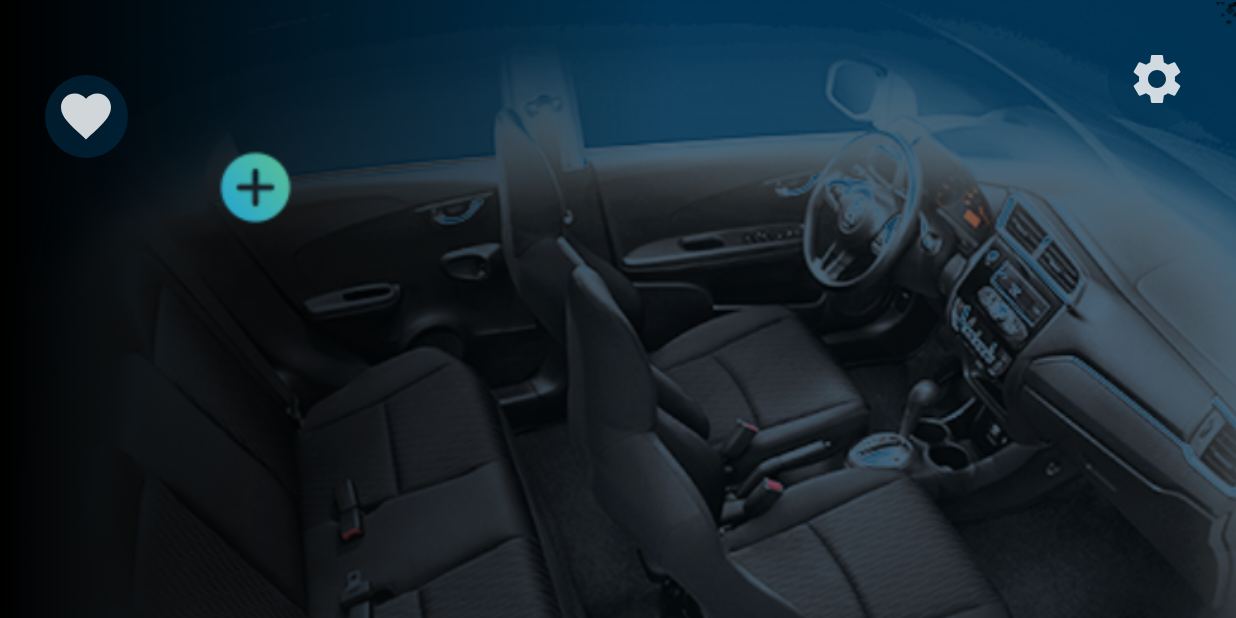
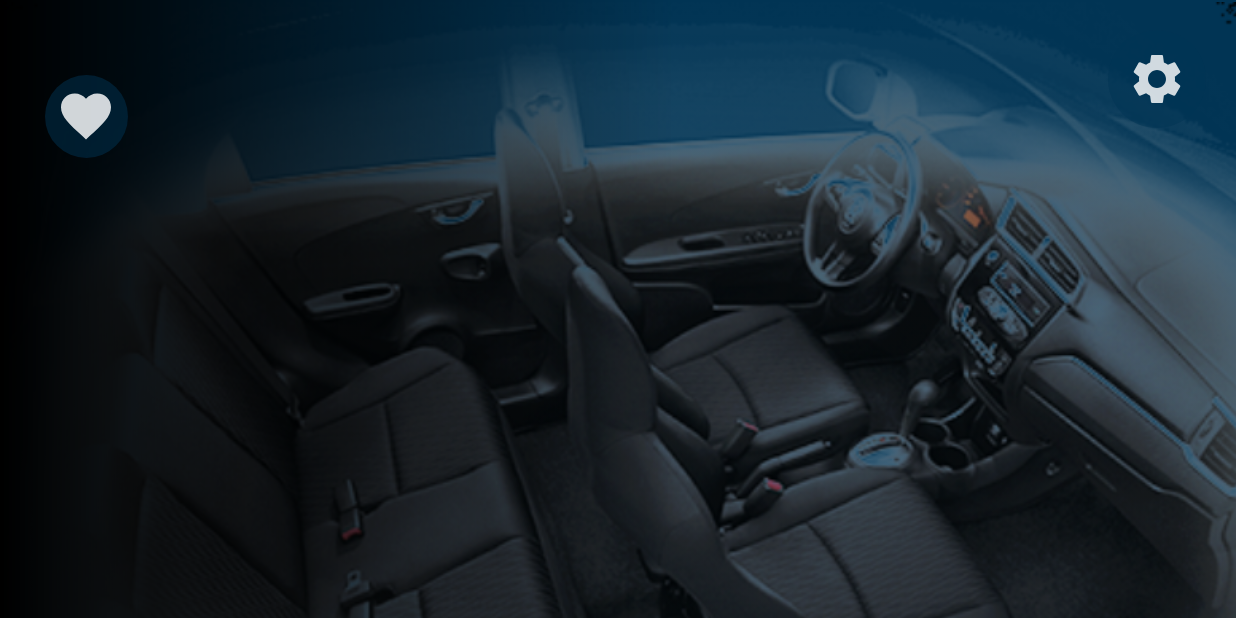
Before and after one commit to Farouk157/LED-Strip-Control, an Android app built with Jetpack Compose: the screen it shows after launch (MainActivity), on a phone screen of 824 x 412 dp (held sideways). Run offline under Robolectric (Android 15) with nearby library versions, the phone set to English and light mode, and no system bars; our stand-ins replace Room's generated code; libraries missing offline, so code that uses them is left out: com.github.skydoves.colorpicker, io.mhssn.colorpicker, ledstrip.service.api; 5 statements that could not run were skipped.

Commit message:
Update ColorPickerContent.kt

```diff
--- a/LED_Strip_Control_Application/app/src/main/java/com/example/led_strip_control/home/view/ColorPickerContent.kt
+++ b/LED_Strip_Control_Application/app/src/main/java/com/example/led_strip_control/home/view/ColorPickerContent.kt
@@ -40,46 +40,15 @@ fun ColorPickerContent(
     val controller = rememberColorPickerController()
     val selectedColor = remember { mutableStateOf(Color(1f, 0f, 0f)) } // Default red color
 
-
-    // List of sample colors for the hint list
-    val colorHints = listOf(
-        Color(0xFFFF0000), // Red
-        Color(0xFF00FF00), // Green
-        Color(0xFF0000FF), // Blue
-        Color(0xFFFFFF00), // Yellow
-        Color(0xFF00FFFF), // Cyan
-        Color(0xFFFF00FF)  // Magenta
-    )
-
     Box(
         modifier = Modifier
             .fillMaxSize()
-            .padding(40.dp)
+            .padding(10.dp)
     ) {
         Row(
             modifier = Modifier
                 .fillMaxSize()
         ) {
-
-
-            Box(
-                modifier = Modifier
-                    .padding(start = 10.dp, top = 30.dp, end = 20.dp)
-            ) {
-                Image(
-                    painter = painterResource(id = R.drawable.ic_add), // Replace with your actual resource ID
-                    contentDescription = "Add Color",
-                    modifier = Modifier
-                        .size(50.dp) // Adjust size as needed
-                        .clickable {
-                            // Handle the add color button click
-                            // Call your onAddColor() or any other logic here
-                            Log.i("SHERIF", "$selectedColor.value.toString()")
-                            onAddColor(selectedColor.value)
-                            Log.i("SHERIF", "Add color clicked")
-                        }
-                )
-            }
 
             io.mhssn.colorpicker.ColorPicker(
                 type = ColorPickerType.Ring(
@@ -99,22 +68,6 @@ fun ColorPickerContent(
                 Log.i("SHERIF", "RGB Value: R=$red, G=$green, B=$blue")
             }
 
-            //            HsvColorPicker(
-//                modifier = Modifier
-//                    .fillMaxWidth()
-//                    .height(150.dp)
-//                    .padding(10.dp),
-//                controller = controller,
-//                onColorChanged = { color ->
-//                    val red = (color.color.red * 255).toInt()
-//                    val green = (color.color.green * 255).toInt()
-//                    val blue = (color.color.blue * 255).toInt()
-//                    selectedColor.value = color.color
-//                    onColorChanged(color.color)
-//                    Log.i("SHERIF", "RGB Value: R=$red, G=$green, B=$blue")
-//                }
-//            )
-
 //            BrightnessSlider(
 //                modifier = Modifier
 //                    .fillMaxWidth()
@@ -122,45 +75,9 @@ fun ColorPickerContent(
 //                    .height(20.dp),
 //                controller = controller
 //            )
-            // Add Image Button (ic_add)
 
         }
 
 
-//        // Color Hints (Small squares on the right side)
-//        LazyColumn(
-//            modifier = Modifier
-//                .fillMaxHeight()
-//                .padding(end = 10.dp, top = 40.dp) // Adjust spacing from the right
-//                .align(Alignment.CenterEnd), // Position on the right side
-//            verticalArrangement = Arrangement.spacedBy(8.dp)
-//        ) {
-//            items(colorHints) { color ->
-//                ColorHintSquare(color = color, onColorSelected = {
-//                    controller.selectByColor(color,true)
-//                    selectedColor.value = color
-//                })
-//            }
-//        }
     }
 }
-
-
-//@Composable
-//fun ColorHintSquare(color: Color, onColorSelected: (Color) -> Unit) {
-//    Box(
-//        modifier = Modifier
-//            .size(15.dp) // Small square size
-//            .background(color)
-//            .clickable { onColorSelected(color) }
-//    )
-//}
-//
-//@Preview(showBackground = true)
-//@Composable
-//fun ColorPickerPreview() {
-//    // Pass a dummy ViewModel in the preview
-//}
-
-
-////////////
```
